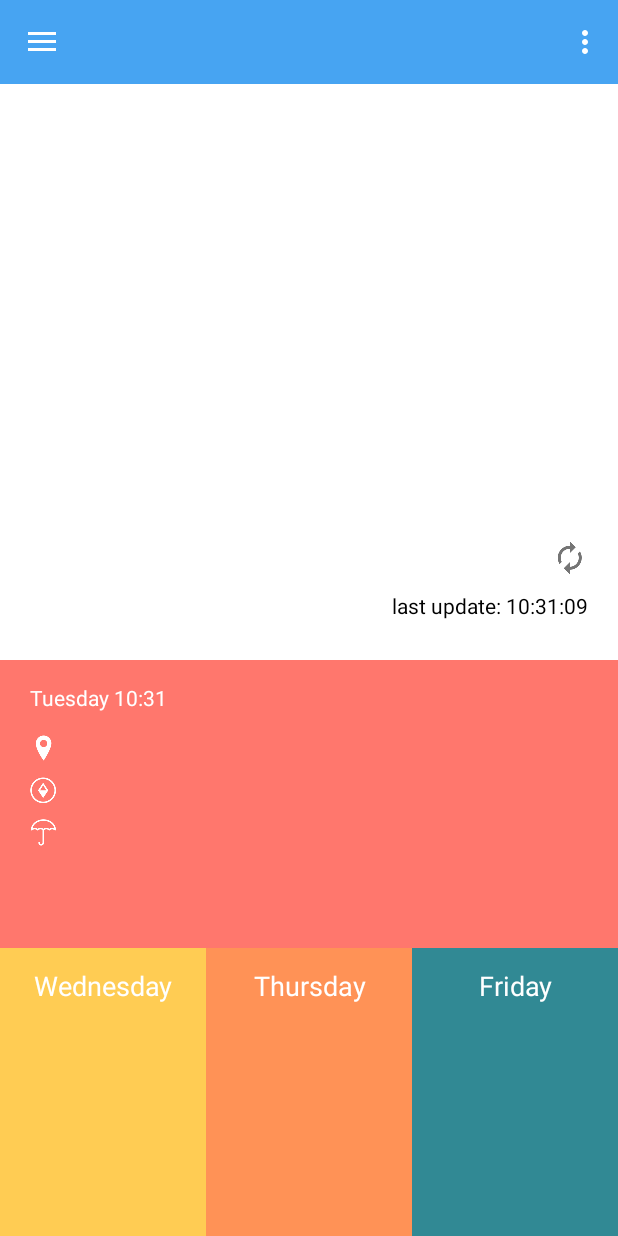
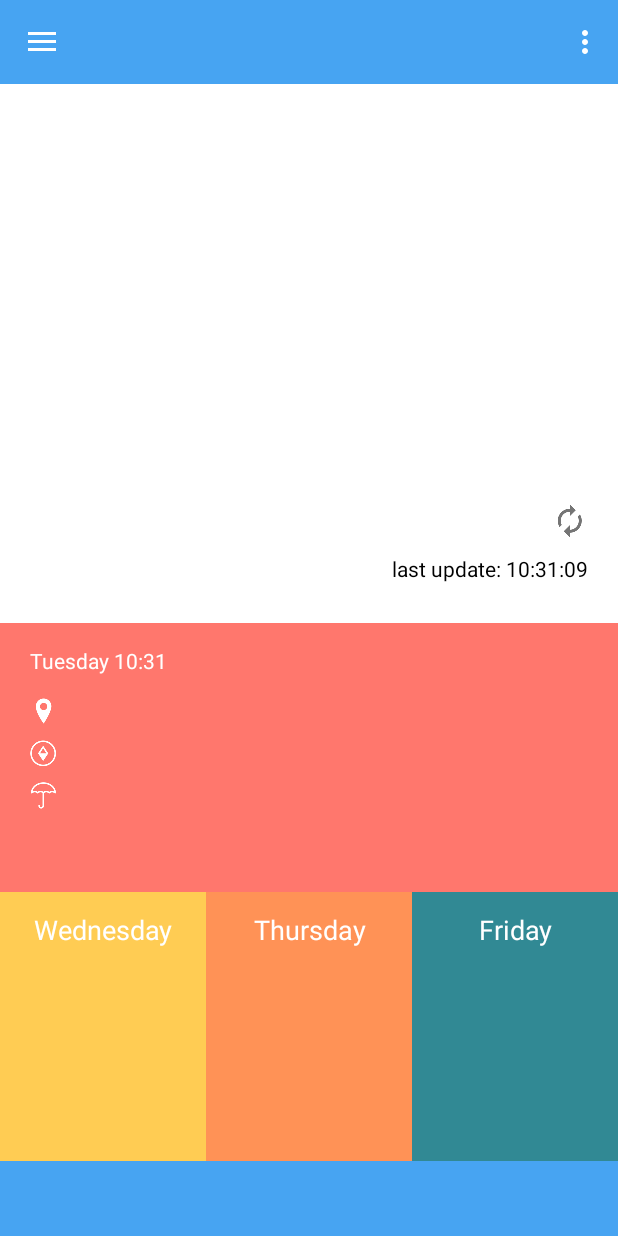
Before and after one commit to seredasv/tiny_weather, an Android app: the fragment WeatherFragment placed in its activity, on a phone screen of 412 x 824 dp. Run offline under Robolectric (Android 15) with nearby library versions, the phone set to English and light mode, and no system bars; our stand-ins replace AdMob; libraries missing offline, so code that uses them is left out: com.survivingwithandroid.weather; 2 statements that could not run were skipped.

Commit message:
- change admob implementation (presently it's implemented only once for all fragments);

```diff
--- a/app/src/main/java/com/ssereda/tinyweather/MainActivity.java
+++ b/app/src/main/java/com/ssereda/tinyweather/MainActivity.java
@@ -26,6 +26,8 @@ import android.widget.LinearLayout;
 import android.widget.ListView;
 import android.widget.Toast;
 
+import com.google.android.gms.ads.AdRequest;
+import com.google.android.gms.ads.AdView;
 import com.ssereda.tinyweather.adapters.NavigationDrawerAdapter;
 import com.ssereda.tinyweather.fragments.AddCityFragment;
 import com.ssereda.tinyweather.fragments.DayWeatherFragment;
@@ -106,6 +108,11 @@ public class MainActivity extends ActionBarActivity {
 
         setContentView(R.layout.activity_main);
         db = DBHelper.getInstance(this).getWritableDatabase();
+
+        // add adMob to layout
+        AdView mAdView = (AdView) findViewById(R.id.adView);
+        AdRequest adRequest = new AdRequest.Builder().build();
+        mAdView.loadAd(adRequest);
 
         sharedPreferences = getSharedPreferences("last_place_id", MODE_PRIVATE);
 
--- a/app/src/main/java/com/ssereda/tinyweather/fragments/AddCityFragment.java
+++ b/app/src/main/java/com/ssereda/tinyweather/fragments/AddCityFragment.java
@@ -23,8 +23,6 @@ import com.ssereda.tinyweather.R;
 import com.ssereda.tinyweather.adapters.NavigationDrawerAdapter;
 import com.ssereda.tinyweather.utils.DBHelper;
 import com.ssereda.tinyweather.utils.WeatherUtils;
-import com.google.android.gms.ads.AdRequest;
-import com.google.android.gms.ads.AdView;
 import com.survivingwithandroid.weather.lib.model.City;
 
 public class AddCityFragment extends Fragment {
@@ -56,11 +54,6 @@ public class AddCityFragment extends Fragment {
     @Override
     public View onCreateView(LayoutInflater inflater, @Nullable ViewGroup container, @Nullable Bundle savedInstanceState) {
         View view = inflater.inflate(R.layout.fragment_city_add, null);
-
-        // add adMob to layout
-        AdView mAdView = (AdView) view.findViewById(R.id.adView);
-        AdRequest adRequest = new AdRequest.Builder().build();
-        mAdView.loadAd(adRequest);
 
         etEnterCity = (EditText) view.findViewById(R.id.et_enter_city);
         lvCityList = (ListView) view.findViewById(R.id.lv_city_list);
--- a/app/src/main/java/com/ssereda/tinyweather/fragments/WeatherFragment.java
+++ b/app/src/main/java/com/ssereda/tinyweather/fragments/WeatherFragment.java
@@ -13,8 +13,6 @@ import android.view.ViewGroup;
 import android.widget.ImageView;
 import android.widget.TextView;
 
-import com.google.android.gms.ads.AdRequest;
-import com.google.android.gms.ads.AdView;
 import com.ssereda.tinyweather.R;
 import com.ssereda.tinyweather.utils.DBHelper;
 import com.ssereda.tinyweather.utils.DateUtils;
@@ -57,11 +55,6 @@ public class WeatherFragment extends Fragment {
     @Override
     public View onCreateView(LayoutInflater inflater, @Nullable ViewGroup container, @Nullable Bundle savedInstanceState) {
         View view = inflater.inflate(R.layout.fragment_weather, null);
-
-        // add adMob to layout
-        AdView mAdView = (AdView) view.findViewById(R.id.adView);
-        AdRequest adRequest = new AdRequest.Builder().build();
-        mAdView.loadAd(adRequest);
 
         Typeface typeface = Typeface.createFromAsset(getActivity().getAssets(), "fonts/Roboto-Thin.ttf");
 
--- a/app/src/main/res/layout/activity_main.xml
+++ b/app/src/main/res/layout/activity_main.xml
@@ -1,14 +1,20 @@
 <android.support.v4.widget.DrawerLayout xmlns:android="http://schemas.android.com/apk/res/android"
+    xmlns:ads="http://schemas.android.com/apk/res-auto"
     xmlns:app="http://schemas.android.com/apk/res-auto"
     android:id="@+id/drawer_layout"
     android:layout_width="match_parent"
     android:layout_height="match_parent"
     android:fitsSystemWindows="true">
 
+    <FrameLayout
+        android:layout_width="match_parent"
+        android:layout_height="match_parent">
+
         <LinearLayout
             android:id="@+id/linear_layout_toolbar_two_way"
             android:layout_width="match_parent"
             android:layout_height="match_parent"
+            android:layout_marginBottom="50sp"
             android:orientation="vertical">
 
             <android.support.v7.widget.Toolbar
@@ -49,12 +55,16 @@
                 android:layout_width="match_parent"
                 android:layout_height="match_parent"
                 android:background="@color/drawer_item_color" />
+        </LinearLayout>
 
-        <!--<android.support.v4.view.ViewPager-->
-            <!--android:id="@+id/container"-->
-            <!--android:layout_width="match_parent"-->
-            <!--android:layout_height="match_parent" />-->
-    </LinearLayout>
+        <com.google.android.gms.ads.AdView
+            android:id="@+id/adView"
+            android:layout_width="wrap_content"
+            android:layout_height="wrap_content"
+            android:layout_gravity="bottom"
+            ads:adSize="SMART_BANNER"
+            ads:adUnitId="@string/banner_ad_unit_id" />
+    </FrameLayout>
 
     <RelativeLayout
         android:id="@+id/left_drawer_view"
@@ -70,11 +80,11 @@
             android:layout_height="wrap_content"
             android:layout_gravity="start"
             android:choiceMode="singleChoice"
+            android:divider="@color/shape_background_color"
             android:dividerHeight="1sp"
-            android:divider="@color/shape_background_color"
             android:listSelector="@drawable/list_selector"
+            android:paddingBottom="60sp"
             android:paddingTop="15sp"
-            android:paddingBottom="60sp"
             android:showDividers="middle" />
 
         <LinearLayout
@@ -82,16 +92,17 @@
             android:layout_width="match_parent"
             android:layout_height="60sp"
             android:layout_alignParentBottom="true"
-            android:gravity="center"
-            android:background="@color/background_add_city_color">
+            android:background="@color/background_add_city_color"
+            android:gravity="center">
+
             <TextView
                 android:layout_width="match_parent"
                 android:layout_height="match_parent"
+                android:gravity="center"
                 android:text="@string/add_city"
                 android:textColor="@color/text_color_white"
-                android:textStyle="bold"
                 android:textSize="20sp"
-                android:gravity="center"/>
+                android:textStyle="bold" />
         </LinearLayout>
     </RelativeLayout>
 </android.support.v4.widget.DrawerLayout>
--- a/app/src/main/res/layout/fragment_weather.xml
+++ b/app/src/main/res/layout/fragment_weather.xml
@@ -1,6 +1,5 @@
 <?xml version="1.0" encoding="utf-8"?>
 <LinearLayout xmlns:android="http://schemas.android.com/apk/res/android"
-    xmlns:ads="http://schemas.android.com/apk/res-auto"
     android:layout_width="match_parent"
     android:layout_height="match_parent"
     android:orientation="vertical">
@@ -253,14 +252,4 @@
             </LinearLayout>
         </LinearLayout>
     </LinearLayout>
-
-    <com.google.android.gms.ads.AdView
-        android:id="@+id/adView"
-        android:layout_width="wrap_content"
-        android:layout_height="wrap_content"
-        android:layout_alignParentBottom="true"
-        android:layout_centerHorizontal="true"
-        ads:adSize="BANNER"
-        ads:adUnitId="@string/banner_ad_unit_id" />
-
 </LinearLayout>
```
Also changed, not shown: app/src/main/java/com/ssereda/tinyweather/fragments/DayWeatherFragment.java (+0 -7 lines), app/src/main/java/com/ssereda/tinyweather/fragments/HourWeatherFragment.java (+0 -7 lines), app/src/main/res/layout/fragment_city_add.xml (+1 -17 lines), app/src/main/res/layout/fragment_weather_day.xml (+3 -19 lines), app/src/main/res/layout/fragment_weather_hour.xml (+3 -19 lines). Lines whose indentation alone changed are shown as unchanged.
